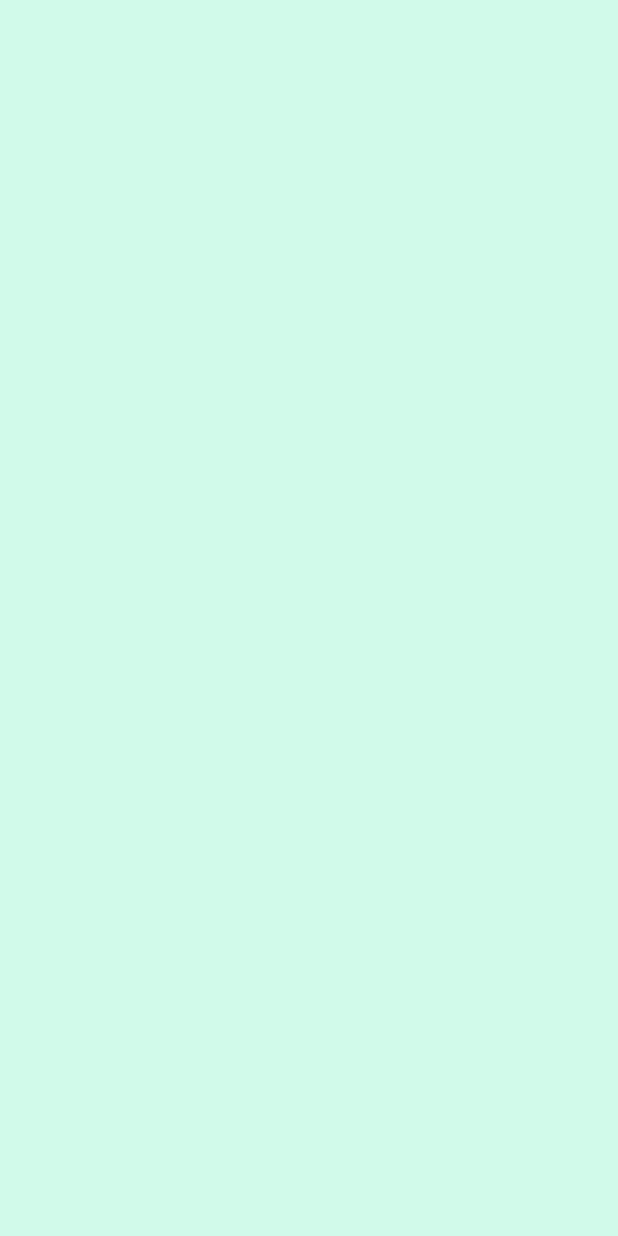
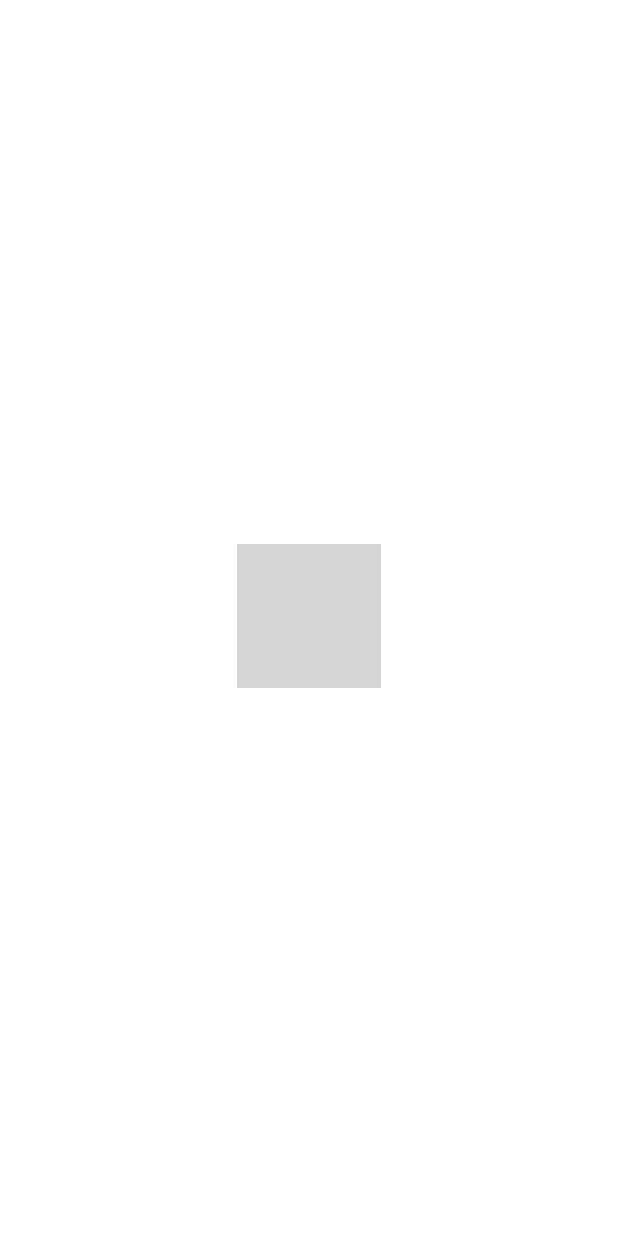
Before and after one commit to J4yP1/VirtualClass, an Android app: the screen it shows after launch (MainActivity), on a phone screen of 412 x 824 dp. Before the commit the screen is empty. Run offline under Robolectric (Android 15) with nearby library versions, the light colour scheme and no system bars; grey boxes are pictures that could not be loaded.

Commit message:
Splash-frontend

```diff
--- a/app/build.gradle.kts
+++ b/app/build.gradle.kts
@@ -40,8 +40,6 @@ android {
 }
 
 dependencies {
-
-
     implementation("androidx.core:core-ktx:1.12.0")
     implementation("androidx.appcompat:appcompat:1.6.1")
     implementation("com.google.android.material:material:1.11.0")
--- a/app/src/main/res/layout/fragment_login_p.xml
+++ b/app/src/main/res/layout/fragment_login_p.xml
@@ -10,7 +10,7 @@
         android:layout_width="match_parent"
         android:layout_height="match_parent"
         android:background="@drawable/background"
-        tools:context=".RegisterPage">
+        tools:context=".LoginPage">
 
         <TextView
             android:layout_width="wrap_content"
@@ -73,7 +73,7 @@
             android:drawablePadding="10dp"
             android:ems="10"
             android:hint="@string/password_hint"
-            android:inputType="text"
+            android:inputType="textPassword"
             android:minHeight="48dp"
             android:paddingStart="20dp"
             android:paddingTop="10dp"
--- a/app/src/main/res/layout/fragment_splash.xml
+++ b/app/src/main/res/layout/fragment_splash.xml
@@ -1,13 +1,31 @@
 <?xml version="1.0" encoding="utf-8"?>
 <FrameLayout xmlns:android="http://schemas.android.com/apk/res/android"
+    xmlns:app="http://schemas.android.com/apk/res-auto"
     xmlns:tools="http://schemas.android.com/tools"
     android:layout_width="match_parent"
     android:layout_height="match_parent"
     tools:context=".ui.SplashFragment"
-    android:background="#D1FAEB"
+    android:background="#FFFFFF"
     >
 
+    <androidx.constraintlayout.widget.ConstraintLayout
+        android:layout_width="match_parent"
+        android:layout_height="match_parent"
+        tools:context=".LoginPage"
+
+        >
 
 
+        <ImageView
+            android:id="@+id/imageView3"
+            android:layout_width="wrap_content"
+            android:layout_height="wrap_content"
+            android:src="@drawable/logo"
+            app:layout_constraintBottom_toBottomOf="parent"
+            app:layout_constraintEnd_toEndOf="parent"
+            app:layout_constraintStart_toStartOf="parent"
+            app:layout_constraintTop_toTopOf="parent"
+            app:layout_constraintVertical_bias="0.498" />
+    </androidx.constraintlayout.widget.ConstraintLayout>
 
 </FrameLayout>
```
